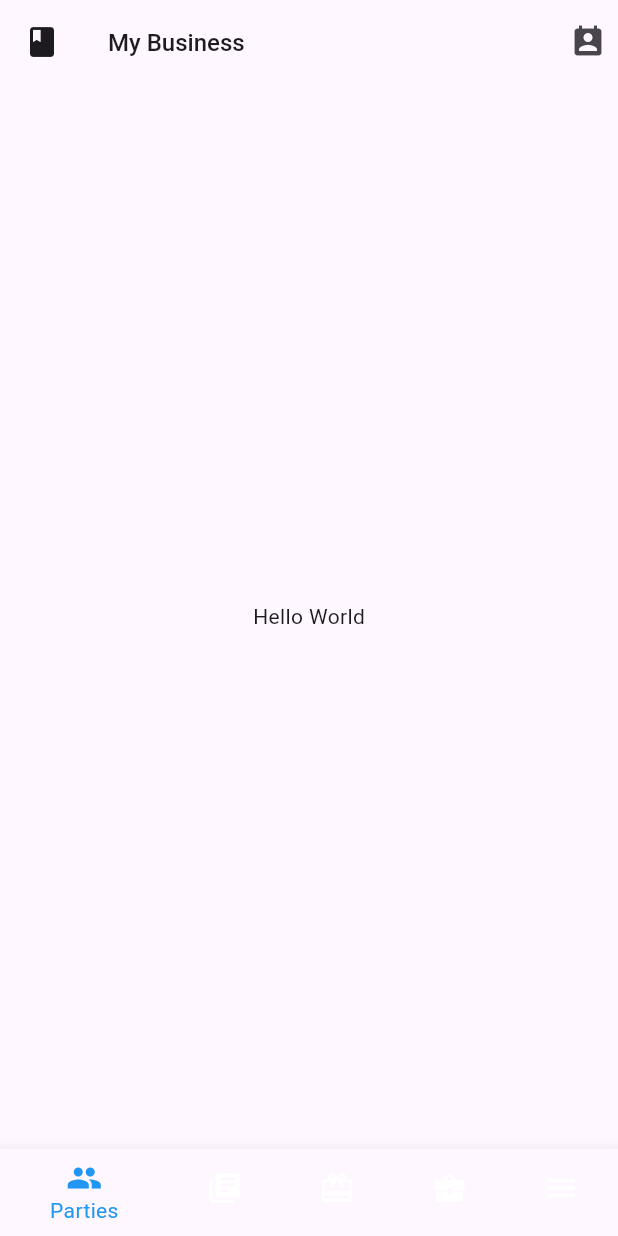
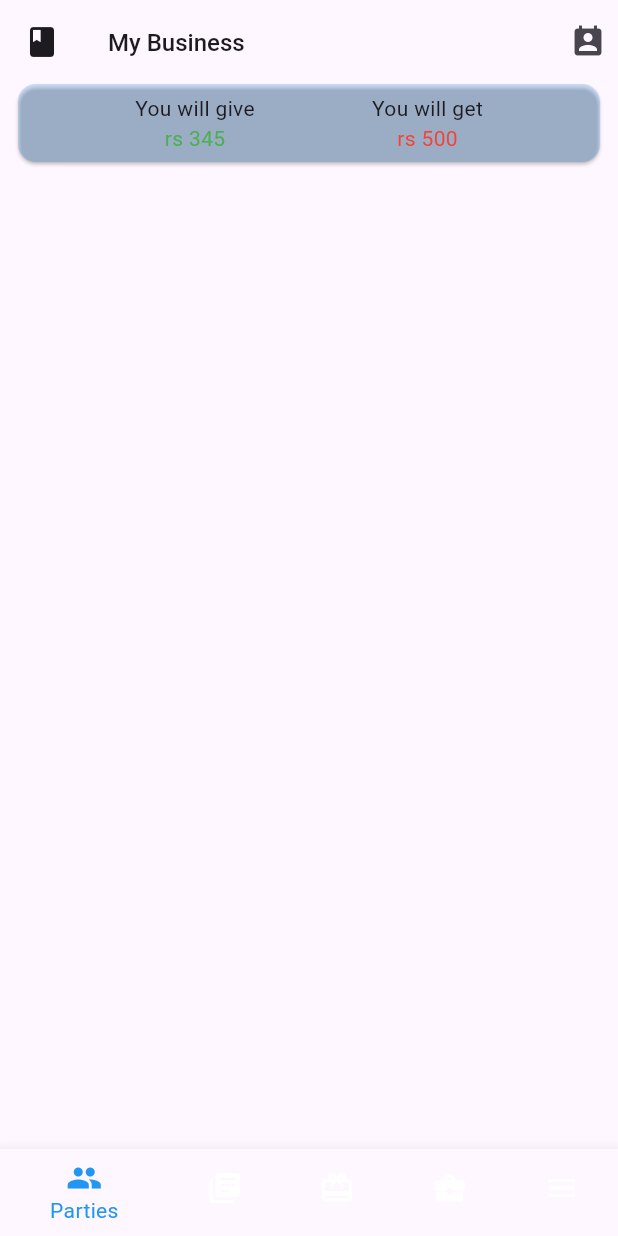
Before and after one commit to Divyakumar21202/JP-Book, a Flutter app: the screen it shows after launch, on a phone screen of 412 x 824 dp. Run offline on Flutter 3.47's test engine with Material 3 defaults, Android fonts, the phone set to English and light mode, and no system bars.

Commit message:
chore : Updated my User total widget

```diff
--- /dev/null
+++ b/lib/features/User-Data-Widgets/user_total.dart
@@ -0,0 +1,60 @@
+import 'package:flutter/material.dart';
+
+class UserTotal extends StatelessWidget {
+  final String debit;
+  final String credit;
+
+  const UserTotal({
+    super.key,
+    required this.credit,
+    required this.debit,
+  });
+
+  @override
+  Widget build(BuildContext context) {
+    return Card(
+      margin: const EdgeInsets.symmetric(horizontal: 12),
+      color: Colors.blue.withOpacity(0.2),
+      child: Padding(
+        padding: const EdgeInsets.symmetric(vertical: 6),
+        child: Row(
+          mainAxisAlignment: MainAxisAlignment.spaceEvenly,
+          children: [
+            ColumnData(
+              isCredit: true,
+              amount: credit,
+            ),
+            ColumnData(
+              isCredit: false,
+              amount: debit,
+            )
+          ],
+        ),
+      ),
+    );
+  }
+}
+
+class ColumnData extends StatelessWidget {
+  final bool isCredit;
+  final String amount;
+  const ColumnData({
+    super.key,
+    required this.isCredit,
+    required this.amount,
+  });
+
+  @override
+  Widget build(BuildContext context) {
+    String status = isCredit ? 'You will give' : 'You will get';
+    Text rupees = Text('rs $amount',
+        style: TextStyle(color: isCredit ? Colors.green : Colors.red));
+
+    return Column(
+      children: [
+        Text(status),
+        rupees,
+      ],
+    );
+  }
+}
--- a/lib/main.dart
+++ b/lib/main.dart
@@ -1,10 +1,12 @@
 import 'package:flutter/material.dart';
+import 'package:jp_book/features/User-Data-Widgets/user_total.dart';
 
 void main() {
   runApp(
     const MyApp(),
   );
 }
+
 class MyApp extends StatelessWidget {
   const MyApp({super.key});
 
@@ -12,6 +14,9 @@ class MyApp extends StatelessWidget {
   Widget build(BuildContext context) {
     return MaterialApp(
       darkTheme: ThemeData.dark(),
+      theme: ThemeData(
+        iconTheme: const IconThemeData(color: Colors.white, size: 40),
+      ),
       debugShowCheckedModeBanner: false,
       home: const HomeScreen(),
     );
@@ -50,6 +55,7 @@ class _HomeScreenState extends State<HomeScreen> {
         actions: const [Icon(Icons.perm_contact_calendar), SizedBox(width: 8)],
       ),
       bottomNavigationBar: BottomNavigationBar(
+        enableFeedback: true,
         unselectedItemColor: Colors.white,
         selectedItemColor: Colors.blue,
         items: _bottomNavigationBarItemList,
@@ -60,7 +66,12 @@ class _HomeScreenState extends State<HomeScreen> {
         },
       ),
       body: const Center(
-        child: Text('Hello World'),
+        child: Column(
+          children: [
+            UserTotal(credit: '345', debit: '500'),
+            Expanded(child: SizedBox()),
+          ],
+        ),
       ),
     );
   }
```
Also changed, not shown: lib/constants/customer_list_tile.dart (added, +33 -0 lines), lib/constants/my_search_bar.dart (added, +17 -0 lines), lib/models/customer_model.dart (added, +11 -0 lines), lib/models/transaction_model.dart (added, +14 -0 lines), lib/models/user_model.dart (added, +13 -0 lines).
